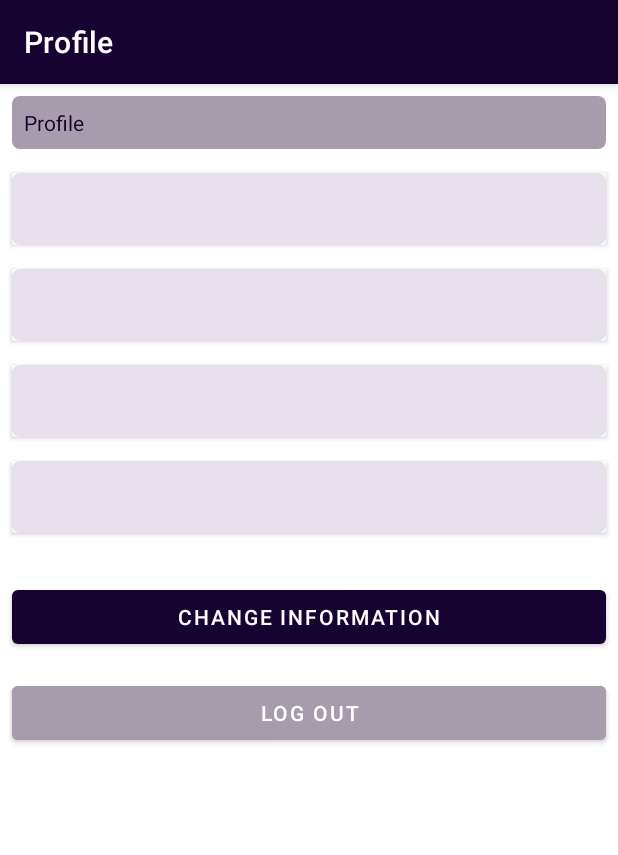
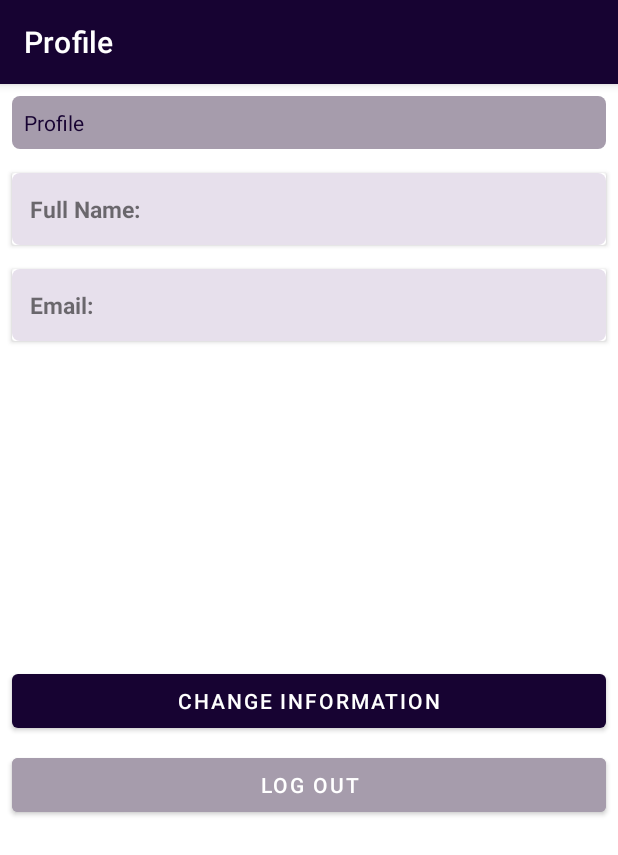
Before and after one commit to Zahra-Jannesari/MovieApp, an Android app: the ProfileFragment screen opened through its navigation route, on a phone screen of 412 x 824 dp. Shown: the top 855 px of the screen. Run offline under Robolectric (Android 15) with nearby library versions, the phone set to English and light mode, and no system bars.

Commit message:
handle buttons in profile fragment

```diff
--- a/app/src/main/java/com/zarisa/netflixclone/ProfileFragment.kt
+++ b/app/src/main/java/com/zarisa/netflixclone/ProfileFragment.kt
@@ -1,5 +1,6 @@
 package com.zarisa.netflixclone
 
+import android.content.Context
 import android.content.SharedPreferences
 import android.os.Bundle
 import androidx.fragment.app.Fragment
@@ -7,27 +8,64 @@ import android.view.LayoutInflater
 import android.view.View
 import android.view.ViewGroup
 import androidx.appcompat.app.AppCompatActivity
+import androidx.navigation.fragment.findNavController
+import com.zarisa.netflixclone.databinding.FragmentProfileBinding
+import com.zarisa.netflixclone.databinding.FragmentRegisterFormBinding
 
 
 class ProfileFragment : Fragment() {
-
-    private var sharedPreferences: SharedPreferences? = null
+    lateinit var binding: FragmentProfileBinding
+    private var sharedPrefInfo: SharedPreferences? = null
     override fun onCreate(savedInstanceState: Bundle?) {
         super.onCreate(savedInstanceState)
-
     }
 
     override fun onCreateView(
         inflater: LayoutInflater, container: ViewGroup?,
         savedInstanceState: Bundle?
-    ): View? {
+    ): View{
         setHasOptionsMenu(false)
-        return inflater.inflate(R.layout.fragment_profile, container, false)
+        binding= FragmentProfileBinding.inflate(layoutInflater, container, false)
+        return binding.root
     }
 
     override fun onViewCreated(view: View, savedInstanceState: Bundle?) {
         super.onViewCreated(view, savedInstanceState)
         (activity as AppCompatActivity).supportActionBar?.title = "Profile"
+        sharedPrefInfo = this.activity?.getSharedPreferences("Information", Context.MODE_PRIVATE)
+        setProfile()
+        initViews()
     }
 
+    private fun setProfile() {
+        binding.textViewFullname.text = "Full Name: ${sharedPrefInfo?.getString(fullName,"")}"
+        binding.textViewEmail.text = "Email: ${sharedPrefInfo?.getString(email,"")}"
+        sharedPrefInfo?.getString(userName,"").let {
+            if (it!="") {
+                binding.textViewUsername.text = "Username: $it"
+                binding.cardUsername.visibility=View.VISIBLE
+            }
+        }
+        sharedPrefInfo?.getString(phone,"").let {
+            if (it!="") {
+                binding.textViewPhone.text = "Phone: $it"
+                binding.cardPhone.visibility=View.VISIBLE
+            }
+        }
+    }
+    private fun initViews(){
+        binding.buttonChangeInformation.setOnClickListener {
+            findNavController().navigate(R.id.action_profileFragment_to_registerFormFragment)
+        }
+        binding.buttonLogOut.setOnClickListener {
+            val editor = sharedPrefInfo?.edit()
+            editor?.putBoolean(isRegistered,false)
+            editor?.putString(fullName,"")
+            editor?.putString(email,"")
+            editor?.putString(userName,"")
+            editor?.putString(phone,"")
+            editor?.apply()
+            findNavController().navigate(R.id.action_profileFragment_to_homeFragment)
+        }
+    }
 }
--- a/app/src/main/res/layout/fragment_profile.xml
+++ b/app/src/main/res/layout/fragment_profile.xml
@@ -3,10 +3,11 @@
     xmlns:tools="http://schemas.android.com/tools"
     android:layout_width="match_parent"
     android:layout_height="match_parent"
-    tools:context=".ProfileFragment">
+    tools:context=".ProfileFragment"
+    android:orientation="vertical">
     <ScrollView
         android:layout_width="match_parent"
-        android:layout_height="match_parent">
+        android:layout_height="wrap_content">
 
         <LinearLayout
             android:layout_width="match_parent"
@@ -58,7 +59,9 @@
             <androidx.cardview.widget.CardView
                 android:layout_width="match_parent"
                 android:layout_height="wrap_content"
-                android:layout_margin="8dp">
+                android:layout_margin="8dp"
+                android:visibility="invisible"
+                android:id="@+id/card_username">
 
                 <TextView
                     android:id="@+id/textView_username"
@@ -69,12 +72,15 @@
                     android:gravity="center|start"
                     android:paddingHorizontal="12dp"
                     android:textStyle="bold"
-                    android:textSize="7pt"/>
+                    android:textSize="7pt"
+                    />
             </androidx.cardview.widget.CardView>
             <androidx.cardview.widget.CardView
                 android:layout_width="match_parent"
                 android:layout_height="wrap_content"
-                android:layout_margin="8dp">
+                android:layout_margin="8dp"
+                android:visibility="invisible"
+                android:id="@+id/card_phone">
 
                 <TextView
                     android:id="@+id/textView_phone"
@@ -87,19 +93,17 @@
                     android:textStyle="bold"
                     android:textSize="7pt"/>
             </androidx.cardview.widget.CardView>
-            <androidx.cardview.widget.CardView
-                android:layout_width="match_parent"
-                android:layout_height="wrap_content"
-                android:layout_margin="8dp"/>
 
             <Button
+                android:layout_marginTop="80dp"
                 android:id="@+id/button_changeInformation"
                 android:layout_width="match_parent"
                 android:layout_height="wrap_content"
                 android:text="CHANGE INFORMATION"
-                android:layout_margin="8dp"/>
+                android:layout_marginHorizontal="8dp"
+                android:layout_gravity="bottom"/>
             <Button
-                android:id="@+id/button_EnterNewUser"
+                android:id="@+id/button_logOut"
                 android:layout_width="match_parent"
                 android:layout_height="wrap_content"
                 android:text="LOG OUT"
@@ -108,5 +112,4 @@
         </LinearLayout>
     </ScrollView>
 
-
 </LinearLayout>
--- a/app/src/main/res/navigation/nav_graph.xml
+++ b/app/src/main/res/navigation/nav_graph.xml
@@ -37,7 +37,14 @@
         android:id="@+id/profileFragment"
         android:name="com.zarisa.netflixclone.ProfileFragment"
         android:label="fragment_profile"
-        tools:layout="@layout/fragment_profile" />
+        tools:layout="@layout/fragment_profile" >
+        <action
+            android:id="@+id/action_profileFragment_to_registerFormFragment"
+            app:destination="@id/registerFormFragment" />
+        <action
+            android:id="@+id/action_profileFragment_to_homeFragment"
+            app:destination="@id/homeFragment" />
+    </fragment>
     <fragment
         android:id="@+id/registerFormFragment"
         android:name="com.zarisa.netflixclone.RegisterFormFragment"
```
Also changed, not shown: app/src/main/java/com/zarisa/netflixclone/RegisterFormFragment.kt (+21 -2 lines).
